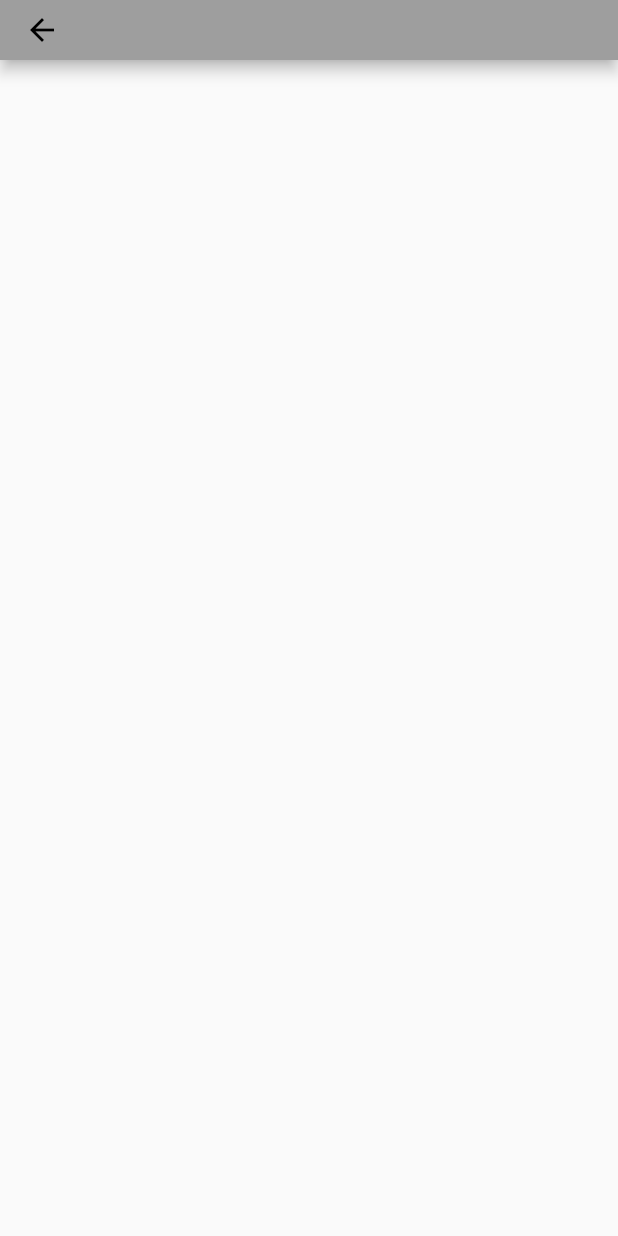
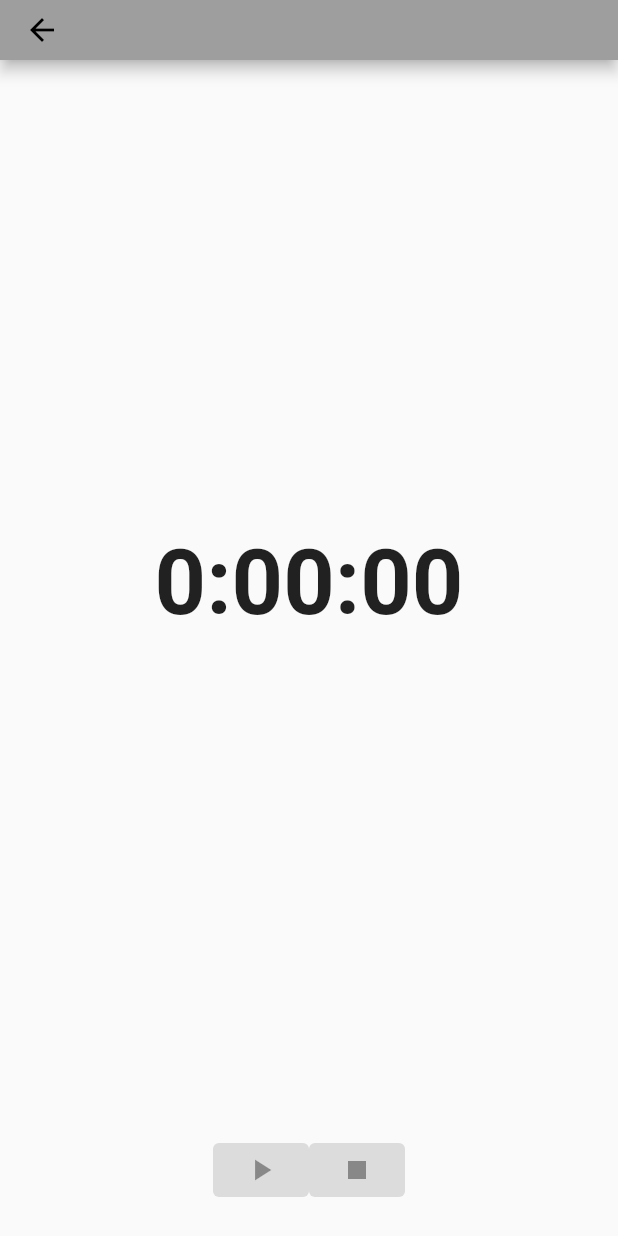
Before and after one commit to OBurnsy22/tempo, a Flutter app: the timer screen opened directly, on a phone screen of 412 x 824 dp. Run offline on Flutter 3.47's test engine with Material 2 defaults, Android fonts, the phone set to English and light mode, and no system bars; our stand-ins replace cloud_firestore, curved_navigation_bar, firebase_auth, firebase_core, firebase_storage, google_sign_in; accounts and stored records are empty.

Commit message:
Working on timer

```diff
--- a/tempo/lib/timer.dart
+++ b/tempo/lib/timer.dart
@@ -5,11 +5,24 @@ class timer extends StatefulWidget {
   timerState createState() => timerState();
 }
 
-class timerState extends State<timer> {
+class timerState extends State<timer> with TickerProviderStateMixin {
+  AnimationController controller;
+  bool isPlaying = false;
 
   @override
   void initState() {
     super.initState();
+    controller = AnimationController(vsync: this, duration: Duration(seconds: 60));
+  }
+
+  @override dispose() {
+    controller.dispose();
+    super.dispose();
+  }
+
+  String get countText {
+    Duration count = controller.duration * controller.value;
+    return '${count.inHours}:${(count.inMinutes % 60).toString().padLeft(2, '0')}:${(count.inSeconds % 60).toString().padLeft(2, '0')}';
   }
 
   @override
@@ -18,7 +31,68 @@ class timerState extends State<timer> {
         appBar: AppBar(
           toolbarHeight: 40,
         ),
-      body: Center()
+      body: Column(
+        children: [
+          Expanded(
+            child: Center(
+              child: AnimatedBuilder(
+                animation: controller,
+                builder: (context, child) => Text(
+                  countText,
+                  style: TextStyle(
+                    fontSize: 60,
+                    fontWeight: FontWeight.bold,
+                  ),
+                )
+              )
+            )
+          ),
+          Padding(
+            padding: const EdgeInsets.symmetric(horizontal:
+            10, vertical: 20),
+            child: Row(
+              mainAxisAlignment: MainAxisAlignment.center,
+              children: [
+                GestureDetector(
+                  onTap: (){
+                    if(controller.isAnimating) {
+                      controller.stop();
+                      setState(() {
+                        isPlaying = false;
+                      });
+                    } else {
+                      controller.reverse(
+                          from: controller.value == 0 ? 1.0 : controller.value
+                      );
+                      setState(() {
+                        isPlaying = true;
+                      });
+                    }
+                  },
+                  child: ElevatedButton(
+                    child: Icon(
+                      isPlaying == true ? Icons.pause : Icons.play_arrow,
+                    )
+                  )
+                ),
+                GestureDetector(
+                    onTap: (){
+                      controller.reset();
+                      setState(() {
+                        isPlaying = false;
+                      });
+                    },
+                    child: ElevatedButton(
+                        child: Icon(
+                          Icons.stop,
+                        )
+                    )
+                )
+              ],
+            )
+          )
+        ],
+      )
     );
   }
 }
```
